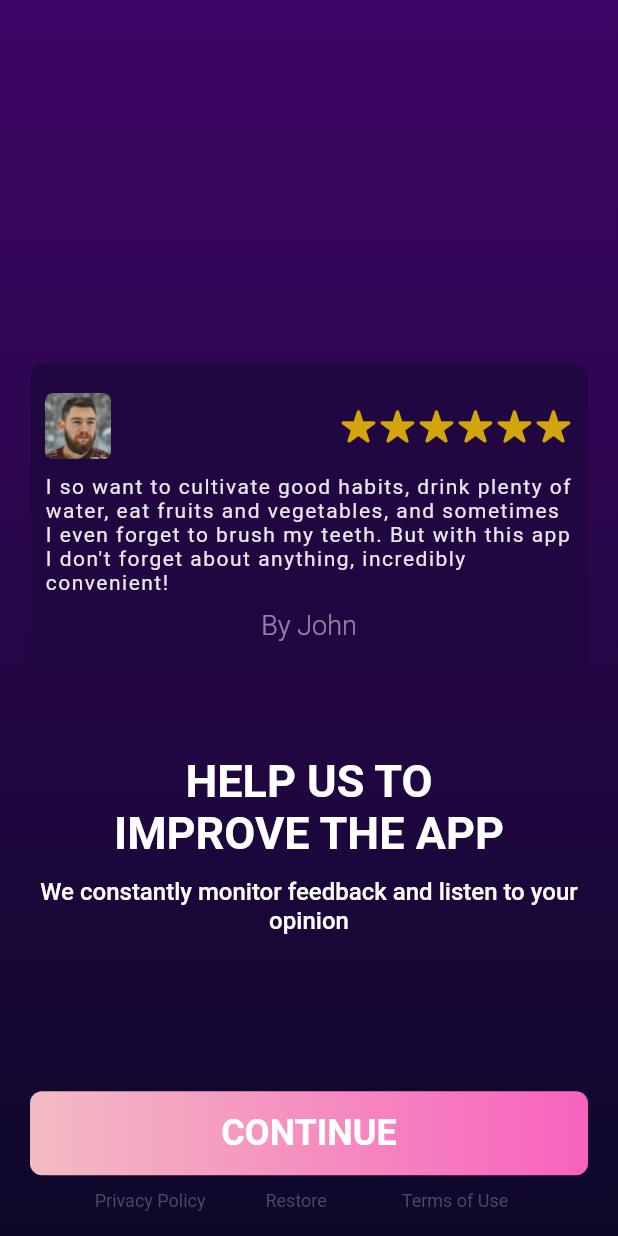
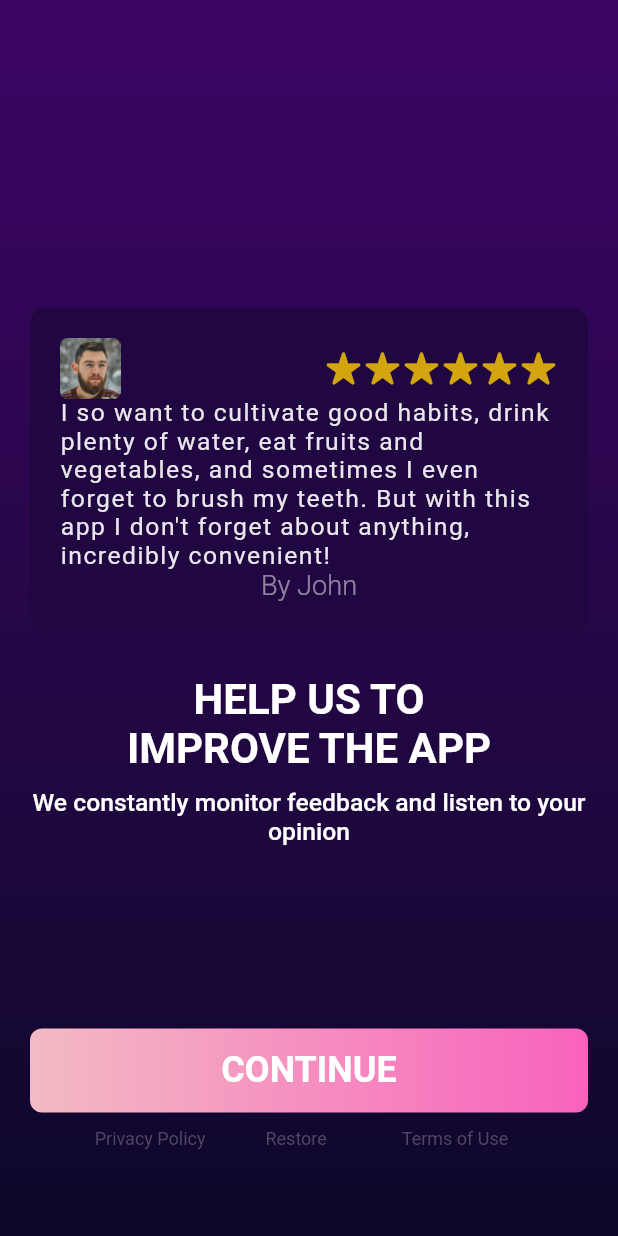
Before and after one commit to GhostuSs/daily_planner, a Flutter app: the screen it shows after launch, after a tap on "CONTINUE", on a phone screen of 412 x 824 dp. Run offline on Flutter 3.47's test engine with Material 2 defaults, Android fonts, the phone set to English and light mode, and no system bars; our stand-ins replace flutter_rating_bar, page_transition, shared_preferences, table_calendar; Roboto replaces fonts that are missing (JosefinSans-Bold, JosefinSans-Light, JosefinSans-SemiBold).

Commit message:
'edits V.1'

```diff
--- a/lib/data/slider_model.dart
+++ b/lib/data/slider_model.dart
@@ -29,7 +29,7 @@ List<SliderModel> getSlides(){
   slides.add(SliderModel(
       widget: Picture(OnBoardingImages.progress),
       title: 'watch the progress',
-      desc: 'Subscribe to unlock all the features, just '+r'$'+'3.99/w '));
+      desc: 'Subscribe to unlock all the features, just '+r'$'+'3.99/week '));
   return slides;
 }
 
@@ -37,29 +37,28 @@ class Review extends StatelessWidget{
   const Review({Key? key}) : super(key: key);
   @override
   Widget build(BuildContext context) {
+    var height=MediaQuery.of(context).size.height;
     return Padding(
-      padding: EdgeInsets.symmetric(horizontal: 20),
-      child: Wrap(
-        children: [
-          Container(
-            padding: EdgeInsets.symmetric(horizontal: 10,vertical: 20),
+      padding: EdgeInsets.only(left: 20,right: 20),
+      child: Container(
+        padding: EdgeInsets.symmetric(horizontal: 20,vertical: 20),
         decoration: BoxDecoration(
           color: Color(0xFF210741),
           borderRadius: BorderRadius.circular(10),
         ),
-            child: Column(
-              mainAxisSize: MainAxisSize.min,
+        child: Wrap(
+          alignment: WrapAlignment.center,
           children: [
             Row(
               mainAxisAlignment: MainAxisAlignment.spaceBetween,
               children: [
                 Container(
-                      width: 44,
-                      height: 44,
+                  width: height*0.049,
+                  height: height*0.049,
                   decoration: BoxDecoration(
                       borderRadius: BorderRadius.circular(10)
                   ),
-                      child: Image.asset(OnBoardingImages.avatar),
+                  child: Image.asset(OnBoardingImages.avatar,filterQuality: FilterQuality.high,),
                 ),
                 Row(
                     mainAxisSize: MainAxisSize.min,
@@ -67,33 +66,29 @@ class Review extends StatelessWidget{
                 ),
               ],
             ),
-                const SizedBox(height: 10),
+            SizedBox(height: 30),
             Text(
               "I so want to cultivate good habits, drink plenty of water, eat fruits and vegetables, and sometimes I even forget to brush my teeth. But with this app I don't forget about anything, incredibly convenient!",
               style: TextStyle(
                   color: textWhite.withOpacity(0.9),
                   fontFamily: 'JosefinSans-Light',
-                      fontSize: 14,
+                  fontSize: height*0.02,
                   letterSpacing: 1,
 
                   fontWeight: FontWeight.w400
               ),
             ),
-                SizedBox(height: 10),
             Text(
               'By John',
               style: TextStyle(
-                      fontSize: 18,
+                  fontSize: height*0.022,
                   fontWeight: FontWeight.w300,
                   color: textWhite.withOpacity(0.5),
                   fontFamily: 'JosefinSans-Light'
               ),
             )
-
           ],
         ),
-          )
-        ],
       ),
     );
   }
@@ -106,10 +101,6 @@ class Picture extends StatelessWidget{
   Widget build(BuildContext context) {
     return Padding(
         padding: const EdgeInsets.symmetric(horizontal: 20),
-        child:AspectRatio(
-            aspectRatio: 2/1.1,
-            child: Center(child: Image.asset(name),
-            )
-        ));
+        child:Center(child: Image.asset(name,scale: 1.5,)));
   }
 }
--- a/lib/presentation/components/onboarding/slider_tile.dart
+++ b/lib/presentation/components/onboarding/slider_tile.dart
@@ -4,24 +4,27 @@ import 'package:sleep_sound/data/resources/color_palette.dart';
 
 class SliderTile extends StatelessWidget {
   final String  title, desc;
-  Widget widget;
+  final int index;
+  final Widget widget;
   final bool flag;
-  SliderTile(
+  const SliderTile(
       {Key? key, required this.widget,
         required this.title,
         required this.desc,
-        required this.flag}) : super(key: key);
-
+        required this.flag, required this.index}) : super(key: key);
   @override
   Widget build(BuildContext context) {
     var height = MediaQuery.of(context).size.height;
-    return Stack(children: [
+    print(height);
+    return Column(
+      crossAxisAlignment: CrossAxisAlignment.center,
+        children: [
       Align(
           alignment: Alignment.topLeft,
           child: flag
               ? Padding(
             padding: EdgeInsets.only(
-                left: 40, top: height * 0.065),
+                left: 20, top: height*0.06),
             child: InkWell(
               onTap: ()=>Navigator.pushNamed(context, '/'),
               child: const SizedBox(
@@ -30,44 +33,45 @@ class SliderTile extends StatelessWidget {
                 child: Icon(
                   CupertinoIcons.clear,
                   color: Color(0xFF554469),
-                  size: 24.0,
+                  size: 30.0,
                 ),
               ),
             ),
           )
-              : const Text('')),
+              : Padding(
+            padding: EdgeInsets.only(top: height*0.09),
+            child: Text(''),
+          )),
+          SizedBox(height:height*0.01),
+      height>700 ? SizedBox(height: height*0.1,):Text(''),
       Center(
         child: Column(
-          mainAxisSize: MainAxisSize.min,
           children: [
-            SizedBox(height: height*0.05),
-            AspectRatio(
-              aspectRatio: 19/9,
-              child: widget,
-            ),
-            SizedBox(height: height*0.08),
+            flag ? Text('') :SizedBox(height: height*0.03),
+            widget,
+            SizedBox(height: height*0.035),
             Padding(
               padding: EdgeInsets.symmetric(horizontal: 20),
               child: Text(
                 title.toUpperCase(),
                 textAlign: TextAlign.center,
                 maxLines: 2,
-                style: const TextStyle(
+                style: TextStyle(
                     fontWeight: FontWeight.w600,
-                    fontSize: 30,
+                    fontSize: height*0.034,
                     fontFamily: 'JosefinSans-Bold',
                     color: textWhite),
               ),
             ),
-            const SizedBox(height: 12),
+            const SizedBox(height: 10),
             Padding(
                 padding: EdgeInsets.symmetric(horizontal: MediaQuery.of(context).size.height*0.014),
                 child: Text(desc,
                     textAlign: TextAlign.center,
                     overflow: TextOverflow.fade,
-                    style: const TextStyle(
+                    style: TextStyle(
                         fontWeight: FontWeight.w500,
-                        fontSize: 16,
+                        fontSize: height*0.02,
                         fontFamily: 'JosefinSans-SemiBold',
                         color: textWhite))),
           ],
--- a/lib/presentation/screens/onboarding/onboarding.dart
+++ b/lib/presentation/screens/onboarding/onboarding.dart
@@ -27,6 +27,8 @@ class _OnBoardingScreen extends State<OnBoardingScreen> {
   }
   @override
   Widget build(BuildContext context) {
+    var width=MediaQuery.of(context).size.width;
+    var height=MediaQuery.of(context).size.height;
     return Scaffold(
       backgroundColor: basePurple,
       body: Container(
@@ -39,6 +41,7 @@ class _OnBoardingScreen extends State<OnBoardingScreen> {
             onPageChanged: (val)=>setState((){currentIndex=val;}),
             itemBuilder: (context,index){
               return SliderTile(
+                index:index,
                 flag: index ==slides.length-1 ? true : false,
                 widget: slides[index].widget,
                 title: slides[index].title,
@@ -48,8 +51,8 @@ class _OnBoardingScreen extends State<OnBoardingScreen> {
         ),
       ),
       floatingActionButton: currentIndex==slides.length-1
-          ?floatingBtm('Continue',()=>Navigator.pushNamed(context, '/'))
-          :floatingBtm('Continue',onContinue),
+          ?floatingBtm('Continue',()=>Navigator.pushNamed(context, '/'),width,height)
+          :floatingBtm('Continue',onContinue,width,height),
       floatingActionButtonLocation: FloatingActionButtonLocation.centerDocked,
     );
   }
@@ -65,18 +68,19 @@ class _OnBoardingScreen extends State<OnBoardingScreen> {
   void onStartFree(){
     Navigator.pushNamed(context, '/');
   }
-  Widget floatingBtm(String text,onPressed){
-    return Column(
+  Widget floatingBtm(String text,onPressed,width,height){
+    return Container(
+      padding: EdgeInsets.symmetric(vertical: height*0.07),
+      child: Column(
         mainAxisSize: MainAxisSize.min,
         children: [
           Padding(
-          padding: const EdgeInsets.only(left: 20.0,right: 20.0,top:10.0),
+            padding:EdgeInsets.only(left: 20.0,right: 20.0,top:10.0,bottom: height*0.013),
             child: RawButton(
                 'continue',
                 onPressed
             ),
           ),
-        const SizedBox(height: 10),
           Row(
               mainAxisAlignment: MainAxisAlignment.center,
               children: [
@@ -120,8 +124,8 @@ class _OnBoardingScreen extends State<OnBoardingScreen> {
                 )
               ]
           ),
-        SizedBox(height:MediaQuery.of(context).size.height*0.02)
         ],
+      ),
     );
   }
 }
```
Also changed, not shown: 11 other files. Lines whose indentation alone changed are shown as unchanged.
